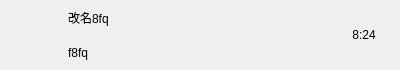
Before: the Qt Designer form client/chatuserwid.ui in guisan-hyb/CPP_Full-Stack_Chat_Project, drawn with Qt 5.
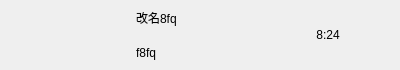
After: the same form once the commit is applied.

```diff
--- a/client/chatuserwid.ui
+++ b/client/chatuserwid.ui
@@ -89,6 +89,12 @@
    </item>
    <item>
     <widget class="QWidget" name="user_info_wid" native="true">
+     <property name="maximumSize">
+      <size>
+       <width>130</width>
+       <height>16777215</height>
+      </size>
+     </property>
      <layout class="QVBoxLayout" name="verticalLayout">
       <property name="spacing">
        <number>7</number>
@@ -114,6 +120,12 @@
       </item>
       <item>
        <widget class="QLabel" name="user_chat_lb">
+        <property name="maximumSize">
+         <size>
+          <width>130</width>
+          <height>16777215</height>
+         </size>
+        </property>
         <property name="text">
          <string>f8fq</string>
         </property>
```
